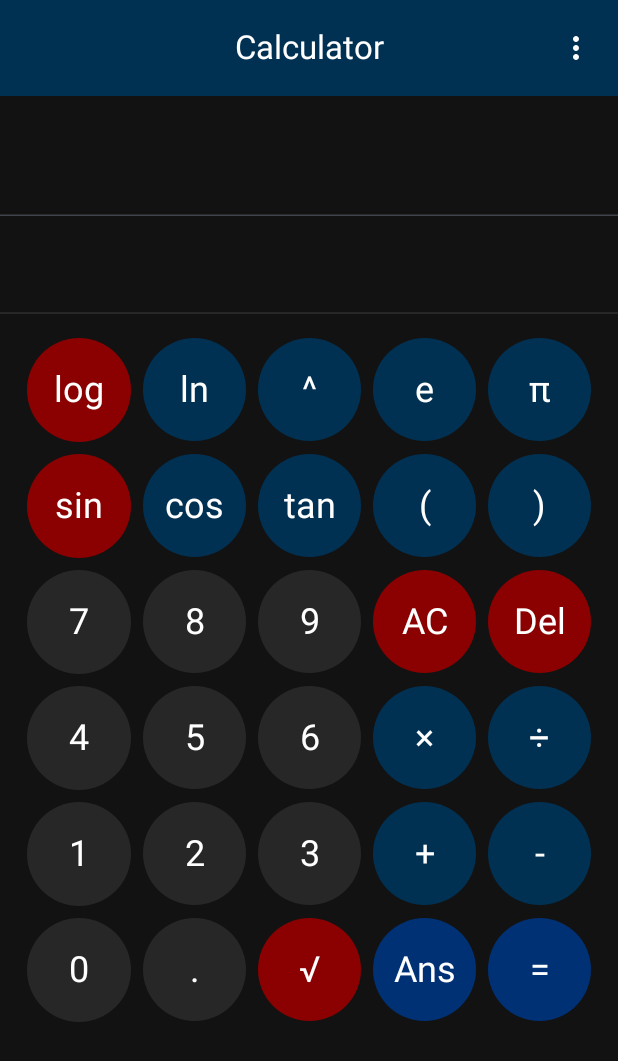
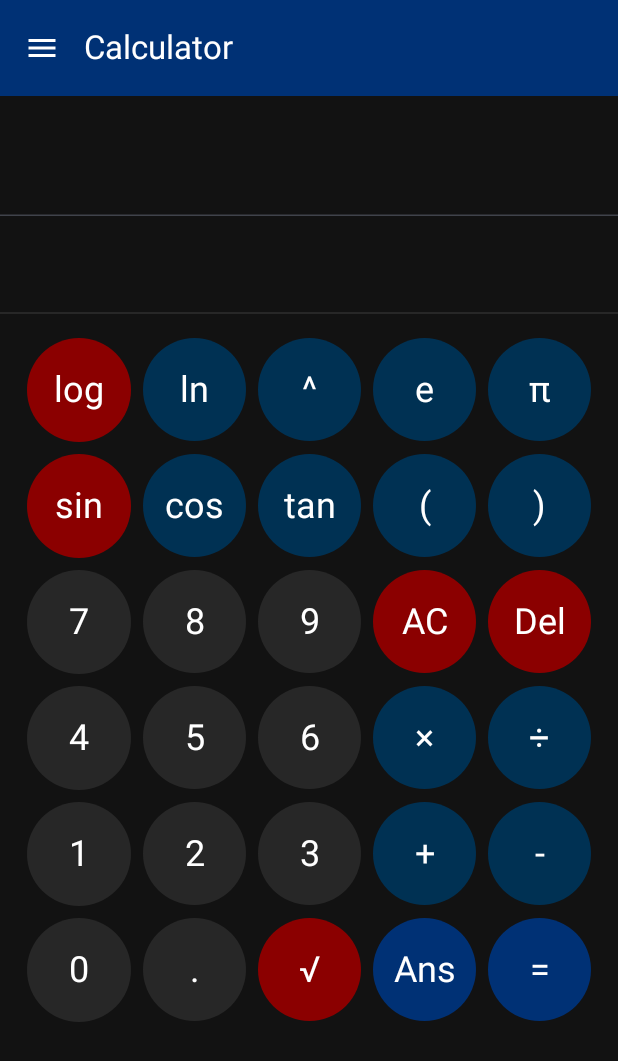
Before and after one commit to FJUMIIA-Android-Course-Project/SuperCalculator, an Android app built with Jetpack Compose: the screen it shows after launch (MainActivity), on a phone screen of 412 x 824 dp. Shown: the top 1061 px of the screen. Run offline under Robolectric (Android 15) with nearby library versions, the phone set to English and light mode, and no system bars; our stand-ins replace accompanist.

Commit message:
Implemented: ModalDrawer functioning and should be further refined.

```diff
--- a/app/src/main/java/com/miiaCourse/calculator/CalculatorUI.kt
+++ b/app/src/main/java/com/miiaCourse/calculator/CalculatorUI.kt
@@ -7,7 +7,7 @@ import androidx.compose.foundation.layout.*
 import androidx.compose.foundation.lazy.LazyRow
 import androidx.compose.foundation.text.KeyboardOptions
 import androidx.compose.material.icons.Icons
-import androidx.compose.material.icons.filled.MoreVert
+import androidx.compose.material.icons.filled.Menu
 import androidx.compose.material3.*
 import androidx.compose.runtime.Composable
 import androidx.compose.runtime.LaunchedEffect
@@ -24,7 +24,6 @@ import androidx.compose.ui.graphics.Color
 import androidx.compose.ui.text.font.FontWeight
 import androidx.compose.ui.text.input.ImeAction
 import androidx.compose.ui.text.style.TextAlign
-import androidx.compose.ui.tooling.preview.Preview
 import androidx.compose.ui.unit.dp
 import androidx.compose.ui.unit.sp
 import com.miiaCourse.calculator.ui.theme.DarkGray
@@ -32,18 +31,19 @@ import com.miiaCourse.calculator.ui.theme.DarkRed
 import com.miiaCourse.calculator.ui.theme.MediumGray
 import com.miiaCourse.calculator.ui.theme.PrussianBlue
 
-@Preview(showBackground = true)
-@Composable
-fun PreviewCalculatorUI() {
-    val mockViewModel = CalculatorViewModel()
-    CalculatorUI(viewModel = mockViewModel)
-}
+//@Preview(showBackground = true)
+//@Composable
+//fun PreviewCalculatorUI() {
+//    val mockViewModel = CalculatorViewModel()
+//    CalculatorUI(viewModel = mockViewModel)
+//}
 
 // Composable function for the Calculator UI
 @OptIn(ExperimentalMaterial3Api::class)
 @Composable
-fun CalculatorUI(
+fun CalculatorWithDrawer(
     viewModel: CalculatorViewModel,
+    openDrawer: () -> Unit
 ) {
     // FocusRequester for managing focus on the input field
     val focusRequester = remember { FocusRequester() }
@@ -54,8 +54,8 @@ fun CalculatorUI(
     val buttonSpacing = 8.dp
 
     var showMenu by remember { mutableStateOf(false) }
+    // State for user logs
     val userLogs = remember { mutableStateListOf<String>() }
-
 
     // Log the current expression for debugging
     Log.d("CalculatorUI", "Expression: ${viewModel.currentExpression}")
@@ -64,44 +64,14 @@ fun CalculatorUI(
     Scaffold(
         // Top app bar with the title "Calculator"
         topBar = {
-            CenterAlignedTopAppBar(
-                title = {
-                    Text(
-                        text = "Calculator",
-                        style = MaterialTheme.typography.titleLarge,
-                        color = Color.White
-                    )
-                },
-                actions = {
-                    // Options menu button
-                    IconButton(onClick = { showMenu = !showMenu }) {
-                        Icon(Icons.Filled.MoreVert, "Options", tint = Color.White)
-                    }
-                    // Dropdown menu for options
-                    DropdownMenu(
-                        expanded = showMenu,
-                        onDismissRequest = { showMenu = false },
-                        modifier = Modifier.background(MediumGray)
-                    ) {
-                        // Menu item to show user logs
-                        DropdownMenuItem(
-                            text = { Text("User Logs", color = Color.White) },
-                            onClick = {
-                                showMenu = false
-                                // TODO: Implement logic to display user logs
-                                // For now, just log a message
-                                Log.d("CalculatorUI", "Show User Logs clicked")
-                                // Example: Add a log entry
-                                userLogs.add("User viewed logs at ${java.time.LocalDateTime.now()}")
-
-                            }
-                        )
-                        // Add more menu items as needed
+            TopAppBar(
+                title = { Text("Calculator", color = Color.White) },
+                navigationIcon = {
+                    IconButton(onClick = openDrawer) {
+                        Icon(imageVector = Icons.Filled.Menu, contentDescription = null, tint = Color.White)
                     }
                 },
-                colors = TopAppBarDefaults.centerAlignedTopAppBarColors(
-                    containerColor = PrussianBlue
-                )
+                colors = TopAppBarDefaults.topAppBarColors(containerColor = Color(0xFF003175))
             )
         },
         // Content of the Scaffold
--- a/app/src/main/java/com/miiaCourse/calculator/MainActivity.kt
+++ b/app/src/main/java/com/miiaCourse/calculator/MainActivity.kt
@@ -3,10 +3,16 @@ package com.miiaCourse.calculator
 import android.os.Bundle
 import androidx.activity.ComponentActivity
 import androidx.activity.compose.setContent
+import androidx.compose.material3.DrawerValue
+import androidx.compose.material3.ModalNavigationDrawer
+import androidx.compose.material3.Text
+import androidx.compose.material3.rememberDrawerState
 import androidx.compose.runtime.SideEffect
+import androidx.compose.runtime.rememberCoroutineScope
 import com.miiaCourse.calculator.ui.theme.CalculatorTheme
 import com.miiaCourse.calculator.ui.theme.DarkGray
 import com.google.accompanist.systemuicontroller.rememberSystemUiController
+import kotlinx.coroutines.launch
 
 class MainActivity : ComponentActivity() {
     override fun onCreate(savedInstanceState: Bundle?) {
@@ -15,16 +21,37 @@ class MainActivity : ComponentActivity() {
             CalculatorTheme {
                 val viewModel = CalculatorViewModel()
                 val systemUiController = rememberSystemUiController()
+                val drawerState = rememberDrawerState(DrawerValue.Closed) // Add drawerState
+                val coroutineScope = rememberCoroutineScope() // Add coroutineScope
+
                 SideEffect {
                     systemUiController.setSystemBarsColor(
                         color = DarkGray,
                         darkIcons = false
                     )
-
                 }
 
-                CalculatorUI(
-                    viewModel = viewModel,
+                // Replace this...
+                // CalculatorWithDrawer(
+                //     viewModel = viewModel,
+                //     openDrawer = TODO()
+                // )
+
+                // ...with something like this for now:
+                ModalNavigationDrawer(
+                    drawerState = drawerState,
+                    drawerContent = {
+                        // Drawer content goes here (e.g., a list of items)
+                        Text("Drawer Content")
+                    },
+                    content = {
+                        CalculatorWithDrawer(
+                            viewModel = viewModel,
+                            openDrawer = {
+                                coroutineScope.launch { drawerState.open() }
+                            }
+                        )
+                    }
                 )
             }
         }
--- /dev/null
+++ b/app/src/main/java/model/HistoryItem.kt
@@ -0,0 +1,5 @@
+package model
+
+data class HistoryItem(val expression: String, val result: String)
+
+val historyList = mutableListOf<HistoryItem>()
```
